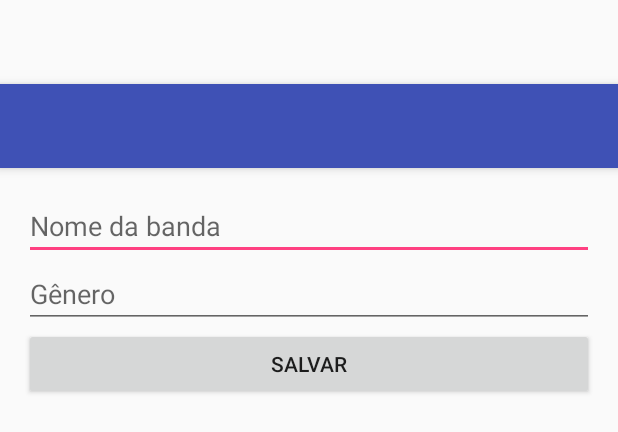
After one commit to MarlonnCarvalhosa/devmov2, an Android app: the layout activity_novo.xml on its own in the app's theme, with its tools: preview values and no code run, on a phone screen of 412 x 824 dp. The commit adds this screen. Shown: the top 432 px of the screen. Run offline under Robolectric (Android 15) with nearby library versions, the phone set to English and light mode, and no system bars.

Commit message:
Criando tela para adicionar novo dado

```diff
--- a/BancoDeDados/app/build.gradle
+++ b/BancoDeDados/app/build.gradle
@@ -23,4 +23,5 @@ dependencies {
     compile fileTree(dir: 'libs', include: ['*.jar'])
     testCompile 'junit:junit:4.12'
     compile 'com.android.support:appcompat-v7:23.4.0'
+    compile 'com.android.support:design:23.4.0'
 }
--- a/BancoDeDados/app/src/main/java/com/powellapps/bancodedados/MainActivity.java
+++ b/BancoDeDados/app/src/main/java/com/powellapps/bancodedados/NovoActivity.java
@@ -3,11 +3,11 @@ package com.powellapps.bancodedados;
 import android.support.v7.app.AppCompatActivity;
 import android.os.Bundle;
 
-public class MainActivity extends AppCompatActivity {
+public class NovoActivity extends AppCompatActivity {
 
     @Override
     protected void onCreate(Bundle savedInstanceState) {
         super.onCreate(savedInstanceState);
-        setContentView(R.layout.activity_main);
+        setContentView(R.layout.activity_novo);
     }
 }
--- /dev/null
+++ b/BancoDeDados/app/src/main/res/layout/activity_novo.xml
@@ -0,0 +1,25 @@
+<?xml version="1.0" encoding="utf-8"?>
+<android.support.design.widget.CoordinatorLayout xmlns:android="http://schemas.android.com/apk/res/android"
+    xmlns:app="http://schemas.android.com/apk/res-auto"
+    xmlns:tools="http://schemas.android.com/tools"
+    android:layout_width="match_parent"
+    android:layout_height="match_parent"
+    android:fitsSystemWindows="true"
+    tools:context="com.powellapps.bancodedados.NovoActivity">
+
+    <android.support.design.widget.AppBarLayout
+        android:layout_width="match_parent"
+        android:layout_height="wrap_content"
+        android:theme="@style/AppTheme.AppBarOverlay">
+
+        <android.support.v7.widget.Toolbar
+            android:id="@+id/toolbar"
+            android:layout_width="match_parent"
+            android:layout_height="?attr/actionBarSize"
+            android:background="?attr/colorPrimary"
+            app:popupTheme="@style/AppTheme.PopupOverlay" />
+
+    </android.support.design.widget.AppBarLayout>
+
+    <include layout="@layout/content_novo"></include>
+</android.support.design.widget.CoordinatorLayout>
--- /dev/null
+++ b/BancoDeDados/app/src/main/res/layout/content_novo.xml
@@ -0,0 +1,38 @@
+<?xml version="1.0" encoding="utf-8"?>
+<RelativeLayout xmlns:android="http://schemas.android.com/apk/res/android"
+    xmlns:app="http://schemas.android.com/apk/res-auto"
+    xmlns:tools="http://schemas.android.com/tools"
+    android:layout_width="match_parent"
+    android:layout_height="match_parent"
+    android:paddingBottom="@dimen/activity_vertical_margin"
+    android:paddingLeft="@dimen/activity_horizontal_margin"
+    android:paddingRight="@dimen/activity_horizontal_margin"
+    android:paddingTop="@dimen/activity_vertical_margin"
+    app:layout_behavior="@string/appbar_scrolling_view_behavior"
+    tools:context="com.powellapps.bancodedados.NovoActivity"
+    tools:showIn="@layout/activity_lista">
+
+    <LinearLayout
+        android:orientation="vertical"
+        android:layout_width="match_parent"
+        android:layout_height="match_parent">
+        <EditText
+            android:hint="Nome da banda"
+            android:id="@+id/edit_nome"
+            android:layout_width="match_parent"
+            android:layout_height="wrap_content" />
+
+        <EditText
+            android:hint="Gênero"
+            android:id="@+id/edit_genero"
+            android:layout_width="match_parent"
+            android:layout_height="wrap_content" />
+
+        <Button
+            android:text="Salvar"
+            android:id="@+id/button_salvar"
+            android:layout_width="match_parent"
+            android:layout_height="wrap_content" />
+    </LinearLayout>
+
+</RelativeLayout>
--- /dev/null
+++ b/BancoDeDados/app/src/main/res/values-v21/styles.xml
@@ -0,0 +1,9 @@
+<resources>
+
+    <style name="AppTheme.NoActionBar">
+        <item name="windowActionBar">false</item>
+        <item name="windowNoTitle">true</item>
+        <item name="android:windowDrawsSystemBarBackgrounds">true</item>
+        <item name="android:statusBarColor">@android:color/transparent</item>
+    </style>
+</resources>
--- a/BancoDeDados/app/src/main/res/values/dimens.xml
+++ b/BancoDeDados/app/src/main/res/values/dimens.xml
@@ -2,4 +2,5 @@
     <!-- Default screen margins, per the Android Design guidelines. -->
     <dimen name="activity_horizontal_margin">16dp</dimen>
     <dimen name="activity_vertical_margin">16dp</dimen>
+    <dimen name="fab_margin">16dp</dimen>
 </resources>
--- a/BancoDeDados/app/src/main/res/values/strings.xml
+++ b/BancoDeDados/app/src/main/res/values/strings.xml
@@ -1,3 +1,6 @@
 <resources>
     <string name="app_name">BancoDeDados</string>
+    <string name="title_activity_new">NewActivity</string>
+    <string name="title_activity_lista">ListaActivity</string>
+    <string name="title_activity_novo">NovoActivity</string>
 </resources>
--- a/BancoDeDados/app/src/main/res/values/styles.xml
+++ b/BancoDeDados/app/src/main/res/values/styles.xml
@@ -8,4 +8,13 @@
         <item name="colorAccent">@color/colorAccent</item>
     </style>
 
+    <style name="AppTheme.NoActionBar">
+        <item name="windowActionBar">false</item>
+        <item name="windowNoTitle">true</item>
+    </style>
+
+    <style name="AppTheme.AppBarOverlay" parent="ThemeOverlay.AppCompat.Dark.ActionBar" />
+
+    <style name="AppTheme.PopupOverlay" parent="ThemeOverlay.AppCompat.Light" />
+
 </resources>
```
Also changed, not shown: BancoDeDados/app/src/main/AndroidManifest.xml (+8 -1 lines), BancoDeDados/app/src/main/java/com/powellapps/bancodedados/ListaActivity.java (added, +39 -0 lines), BancoDeDados/app/src/main/res/layout/activity_lista.xml (added, +34 -0 lines), BancoDeDados/app/src/main/res/layout/content_lista.xml (renamed from BancoDeDados/app/src/main/res/layout/activity_main.xml, +4 -5 lines).
